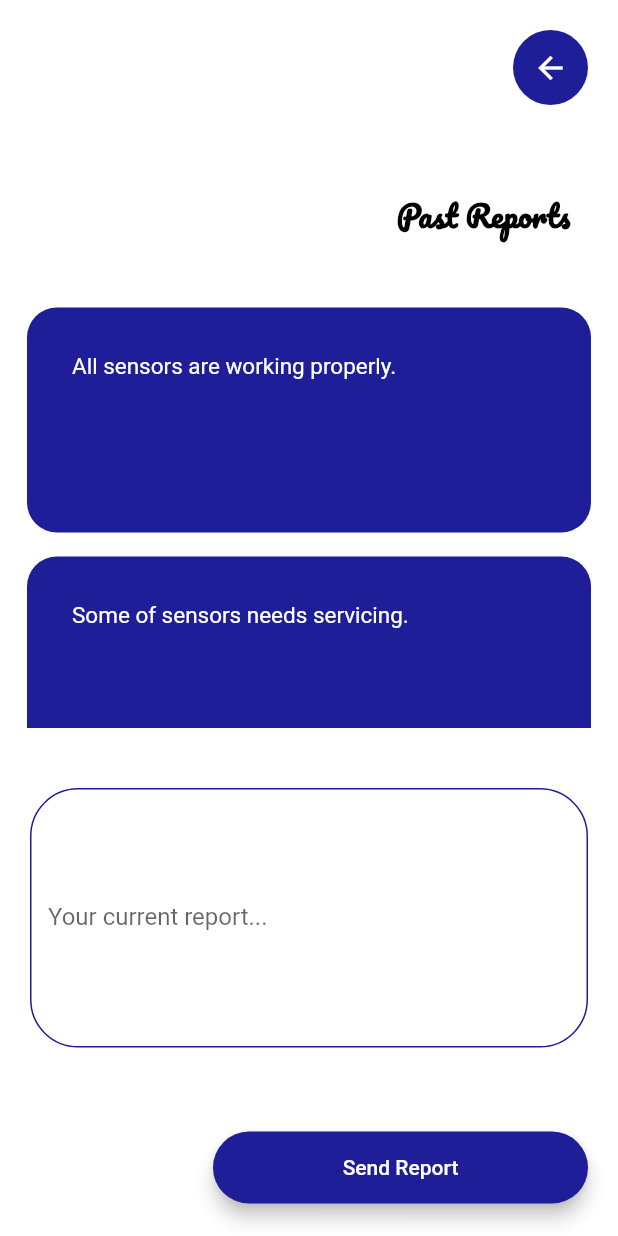
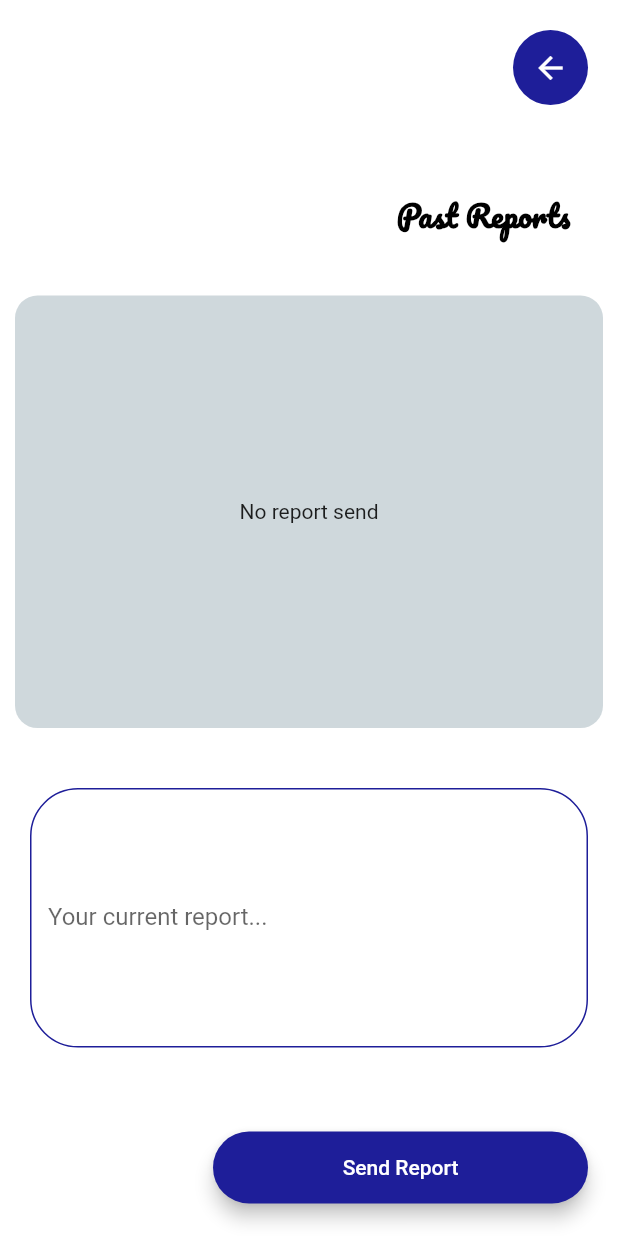
Before and after one commit to Mystery137/SE-Sem-4-IIT2019085-team, a Flutter app: the Report screen opened directly, on a phone screen of 412 x 824 dp. Run offline on Flutter 3.47's test engine with Material 2 defaults, Android fonts, the phone set to English and light mode, and no system bars; our stand-ins replace cloud_firestore, firebase_auth, firebase_core, firebase_messaging, flutter_spinkit, flutter_svg and 2 more; accounts and stored records are empty.

Commit message:
Hosting complete

```diff
--- /dev/null
+++ b/soe/firestore.indexes.json
@@ -0,0 +1,4 @@
+{
+  "indexes": [],
+  "fieldOverrides": []
+}
--- a/soe/lib/screens/report.dart
+++ b/soe/lib/screens/report.dart
@@ -1,8 +1,18 @@
 import 'dart:ui';
+import 'package:cloud_firestore/cloud_firestore.dart';
 import 'package:flutter/material.dart';
+import 'package:provider/provider.dart';
+import 'package:soe/models/currentUser.dart';
 import 'package:soe/services/database.dart';
 import 'package:soe/shared/constants.dart';
+import 'package:soe/shared/loading.dart';
 import '../components.dart';
+
+List<String> reports = [
+  "All sensors are working properly.",
+  "Some of sensors needs servicing.",
+  "Hello I am Aniket Jaiswal.\nSecond year B.Tech.\nTech Enthu...\nCompetiti...\nYep\nIt's me"
+];
 
 class Report extends StatefulWidget {
   @override
@@ -11,14 +21,10 @@ class Report extends StatefulWidget {
 
 class _ReportState extends State<Report> {
   final _messageTextController = TextEditingController();
-  List<String> reports = [
-    "All sensors are working properly.",
-    "Some of sensors needs servicing.",
-    "Hello I am Aniket Jaiswal.\nSecond year B.Tech.\nTech Enthu...\nCompetiti...\nYep\nIt's me"
-  ];
   String currentreport;
   @override
   Widget build(BuildContext context) {
+    final user = Provider.of<CurrentUser>(context);
     return Scaffold(
       backgroundColor: Colors.white,
       body: SafeArea(
@@ -69,36 +75,11 @@ class _ReportState extends State<Report> {
                   Padding(
                     padding: EdgeInsets.all(10),
                     child: Container(
+                      decoration: BoxDecoration(
+                          color: Colors.blueGrey[100],
+                          borderRadius: BorderRadius.circular(15.0)),
                       height: MediaQuery.of(context).size.height * .35,
-                      child: ListView.builder(
-                        itemCount: reports.length,
-                        itemBuilder: (context, index) {
-                          return Padding(
-                            padding: const EdgeInsets.all(8.0),
-                            child: Container(
-                              padding: EdgeInsets.all(30),
-                              decoration: BoxDecoration(
-                                  borderRadius: BorderRadius.all(
-                                    Radius.circular(20),
-                                  ),
-                                  color: kBlue),
-                              child: ListView(
-                                children: [
-                                  RichText(
-                                    text: TextSpan(
-                                      text: reports[index],
-                                      style: TextStyle(
-                                          fontSize: 15, color: Colors.white),
-                                    ),
-                                  ),
-                                ],
-                              ),
-                              height: 150,
-                              width: 150,
-                            ),
-                          );
-                        },
-                      ),
+                      child: reportStream(),
                     ),
                   ),
                   SizedBox(
@@ -132,8 +113,6 @@ class _ReportState extends State<Report> {
                       buttonColor: kBlueColor,
                       buttonTitle: 'Send Report',
                       onPressed: () {
-                        setState(
-                          () {
                         if (currentreport != null) {
                           setState(() {
                             _messageTextController.clear();
@@ -143,14 +122,14 @@ class _ReportState extends State<Report> {
                                   context, "Data sent successfully");
                             } else {
                               reports.add(currentreport);
+                              addData(currentreport, user);
+
                               showAlertDialog(
                                   context, "Report sent successfully");
                             }
                             currentreport = null;
                           });
                         }
-                          },
-                        );
                       },
                     ),
                   ),
@@ -194,6 +173,10 @@ void setData(String s) async {
   await DatabaseServices().updateSensorData(ntu.toString(), mq2.toString());
 }
 
+void addData(String s, var user) async {
+  await DatabaseServices(uid: user.uid).addReport(s);
+}
+
 showAlertDialog(BuildContext context, String displayMessage) {
   // set up the button
   Widget okButton = FlatButton(
@@ -235,3 +218,85 @@ showAlertDialog(BuildContext context, String displayMessage) {
     },
   );
 }
+
+class reportStream extends StatelessWidget {
+  @override
+  Widget build(BuildContext context) {
+    final user = Provider.of<CurrentUser>(context);
+    return StreamBuilder<QuerySnapshot>(
+      stream: DatabaseServices().reportData.snapshots(),
+      builder: (context, snapshot) {
+        if (!snapshot.hasData || snapshot.hasError) {
+          return ListView.builder(
+            itemCount: reports.length,
+            itemBuilder: (context, index) {
+              return Padding(
+                padding: const EdgeInsets.all(8.0),
+                child: Container(
+                  padding: EdgeInsets.all(30),
+                  decoration: BoxDecoration(
+                      borderRadius: BorderRadius.all(
+                        Radius.circular(20),
+                      ),
+                      color: kBlue),
+                  child: ListView(
+                    children: [
+                      RichText(
+                        text: TextSpan(
+                          text: reports[index],
+                          style: TextStyle(fontSize: 15, color: Colors.white),
+                        ),
+                      ),
+                    ],
+                  ),
+                  height: 150,
+                  width: 150,
+                ),
+              );
+            },
+          );
+        }
+        final messages = snapshot.data.docs;
+        print(messages);
+        reports = [];
+        for (var message in messages) {
+          if (message.data()[user.uid] != null)
+            reports.add(message.data()[user.uid]);
+        }
+        if (reports.length == 0)
+          return Center(
+            child: Text("No report send"),
+          );
+        else
+          return ListView.builder(
+            itemCount: reports.length,
+            itemBuilder: (context, index) {
+              return Padding(
+                padding: const EdgeInsets.all(8.0),
+                child: Container(
+                  padding: EdgeInsets.all(30),
+                  decoration: BoxDecoration(
+                      borderRadius: BorderRadius.all(
+                        Radius.circular(20),
+                      ),
+                      color: kBlue),
+                  child: ListView(
+                    children: [
+                      RichText(
+                        text: TextSpan(
+                          text: reports[index],
+                          style: TextStyle(fontSize: 15, color: Colors.white),
+                        ),
+                      ),
+                    ],
+                  ),
+                  height: 150,
+                  width: 150,
+                ),
+              );
+            },
+          );
+      },
+    );
+  }
+}
--- a/soe/lib/services/database.dart
+++ b/soe/lib/services/database.dart
@@ -24,9 +24,9 @@ class DatabaseServices {
     });
   }
 
-  // Future addReport(String s) async{
-  //   return await reportData.doc(uid).set({})
-  // }
+  Future addReport(String s) async {
+    return await reportData.add({uid: s});
+  }
 
   UserData _userDataFromSnapshot(DocumentSnapshot snapshot) {
     return UserData(
```
Also changed, not shown: soe/database.rules.json (added, +7 -0 lines), soe/firebase.json (added), 6 other files. Lines whose indentation alone changed are shown as unchanged.
